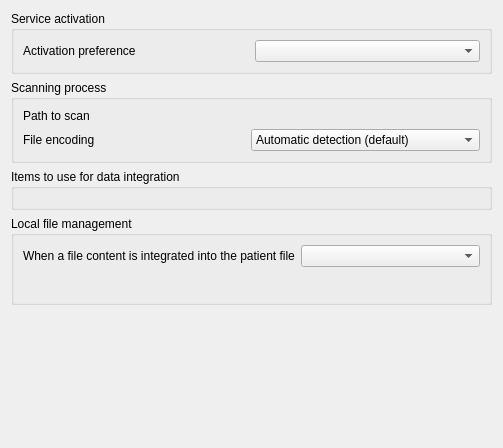
The window that plugins/toolsplugin/hprimintegrator/hprimpreferences.ui (FreeHealth/freehealth) describes before a commit, drawn with Qt 5.
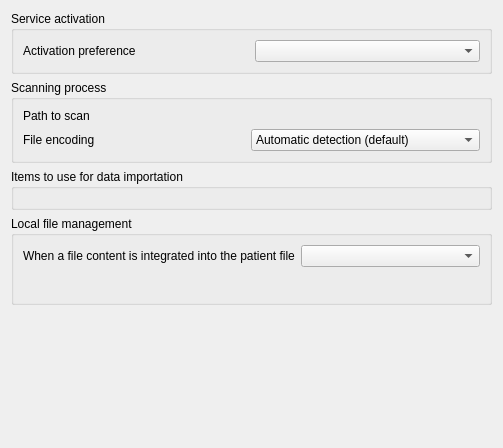
The same window after the commit. Custom widgets are drawn as their Qt base class.

Commit message: hprim importation improvements

What changed in the file:
```diff
--- a/plugins/toolsplugin/hprimintegrator/hprimpreferences.ui
+++ b/plugins/toolsplugin/hprimintegrator/hprimpreferences.ui
@@ -86,7 +86,7 @@
    <item row="2" column="0">
     <widget class="QGroupBox" name="groupBox_2">
      <property name="title">
-      <string>Items to use for data integration</string>
+      <string>Items to use for data importation</string>
      </property>
      <layout class="QGridLayout" name="gridLayout_3">
       <item row="0" column="0">
```
The commit also changes 4 other files.
